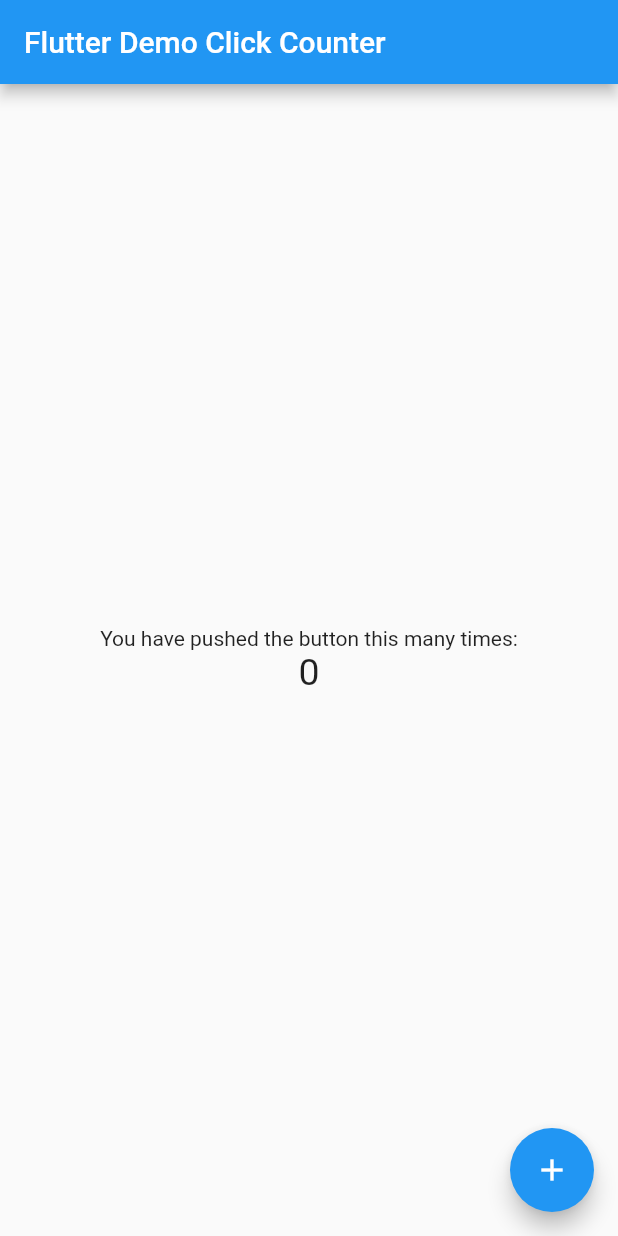
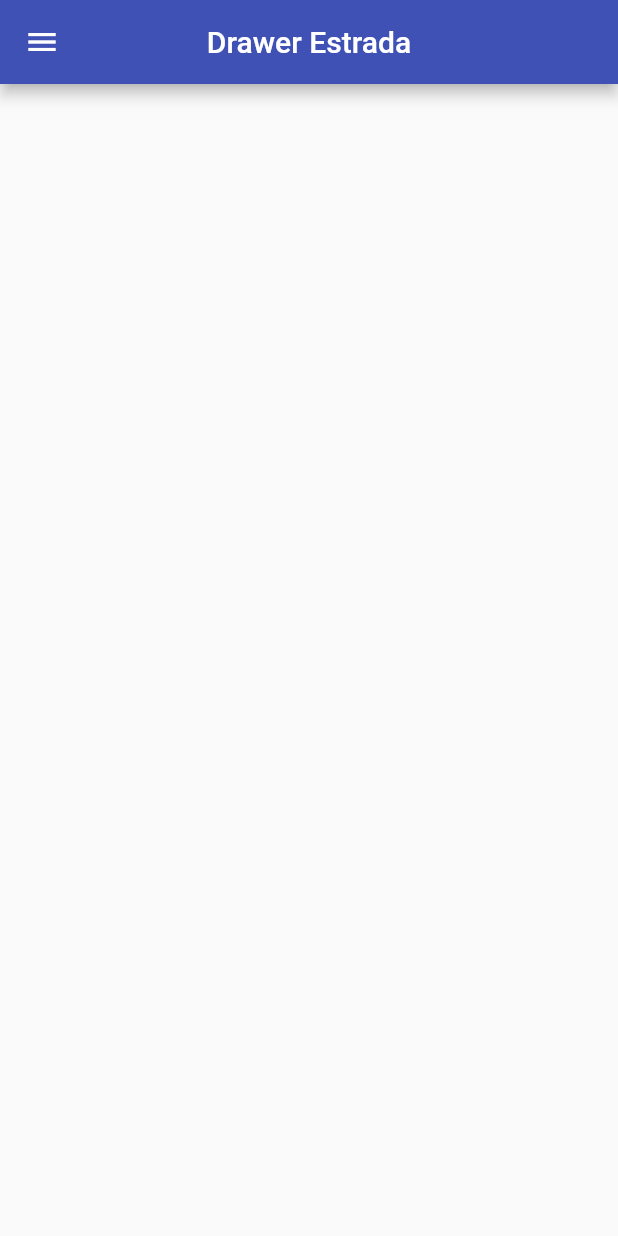
Before and after one commit to Leonard0Estrada/drawer_p_4, a Flutter app: the screen it shows after launch, on a phone screen of 412 x 824 dp. Run offline on Flutter 3.47's test engine with Material 2 defaults, Android fonts, the phone set to English and light mode, and no system bars.

Commit message:
drawerV2

```diff
--- a/lib/main.dart
+++ b/lib/main.dart
@@ -4,15 +4,16 @@ void main() => runApp(MyApp());
 
 class MyApp extends StatelessWidget {
   const MyApp({super.key});
-  static const String _title = 'Flutter Stateful Clicker Counter';
+  static const String _title = 'drawer';
   // This widget is the root of your application.
   @override
   Widget build(BuildContext context) {
     return MaterialApp(
       title: _title,
       theme: ThemeData(
-        primarySwatch: Colors.blue,
+        primarySwatch: Colors.indigo,
       ),
+      debugShowCheckedModeBanner: false,
       home: MyHomePage(),
     );
   }
@@ -20,72 +21,60 @@ class MyApp extends StatelessWidget {
 
 class MyHomePage extends StatefulWidget {
   const MyHomePage({super.key});
-  // This widget is the home page of your application. It is stateful, meaning
-  // that it has a State object (defined below) that contains fields that affect
-  // how it looks.
-  // This class is the configuration for the state.
   @override
   _MyHomePageState createState() => _MyHomePageState();
 }
 
 class _MyHomePageState extends State<MyHomePage> {
-  int _counter = 0;
-
-  void _incrementCounter() {
-    setState(() {
-      // This call to setState tells the Flutter framework that something has
-      // changed in this State, which causes it to rerun the build method below
-      // so that the display can reflect the updated values. If we changed
-      // _counter without calling setState(), then the build method would not be
-      // called again, and so nothing would appear to happen.
-      _counter++;
-    });
-  }
-
   @override
   Widget build(BuildContext context) {
-    // This method is rerun every time setState is called, for instance as done
-    // by the _incrementCounter method above.
-    //
-    // The Flutter framework has been optimized to make rerunning build methods
-    // fast, so that you can just rebuild anything that needs updating rather
-    // than having to individually change instances of widgets.
     return Scaffold(
       appBar: AppBar(
-        // Here we take the value from the MyHomePage object that was created by
-        // the App.build method, and use it to set our appbar title.
-        title: Text('Flutter Demo Click Counter'),
+        centerTitle: true,
+        title: Text('Drawer Estrada'),
       ),
-      body: Center(
-        // Center is a layout widget. It takes a single child and positions it
-        // in the middle of the parent.
-        child: Column(
-          // Column is also a layout widget. It takes a list of children and
-          // arranges them vertically. By default, it sizes itself to fit its
-          // children horizontally, and tries to be as tall as its parent.
-          //
-          // Column has various properties to control how it sizes itself and
-          // how it positions its children. Here we use mainAxisAlignment to
-          // center the children vertically; the main axis here is the vertical
-          // axis because Columns are vertical (the cross axis would be
-          // horizontal).
-          mainAxisAlignment: MainAxisAlignment.center,
-          children: <Widget>[
-            Text(
-              'You have pushed the button this many times:',
+      drawer: Drawer(
+        child: ListView(
+          // Important: Remove any padding from the ListView.
+          padding: EdgeInsets.zero,
+          children: [
+            const DrawerHeader(
+              decoration: BoxDecoration(
+                color: Colors.green,
+              ),
+              child: Text('Encabezado'),
             ),
-            Text(
-              '$_counter',
-              style: TextStyle(fontSize: 25),
+            ListTile(
+              leading: Icon(
+                Icons.home,
+              ),
+              title: const Text('Pagina 1'),
+              onTap: () {
+                Navigator.pop(context);
+              },
+            ),
+            ListTile(
+              leading: Icon(
+                Icons.train,
+              ),
+              title: const Text('Pagina 2'),
+              onTap: () {
+                Navigator.pop(context);
+              },
+            ),
+            ListTile(
+              leading: Icon(
+                Icons.battery_4_bar,
+              ),
+              title: const Text('Pagina 3'),
+              onTap: () {
+                Navigator.pop(context);
+              },
             ),
           ],
         ),
       ),
-      floatingActionButton: FloatingActionButton(
-        onPressed: _incrementCounter,
-        tooltip: 'Increment',
-        child: Icon(Icons.add),
-      ),
+      body: Center(),
     );
   }
 }
```
